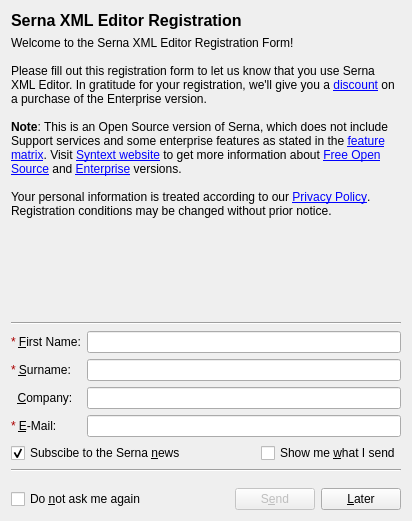
This is serna/core/qt/RegistrationDialogBase.ui in axmetishe/serna-free as Qt 5 draws it before an edit. The edited form follows.
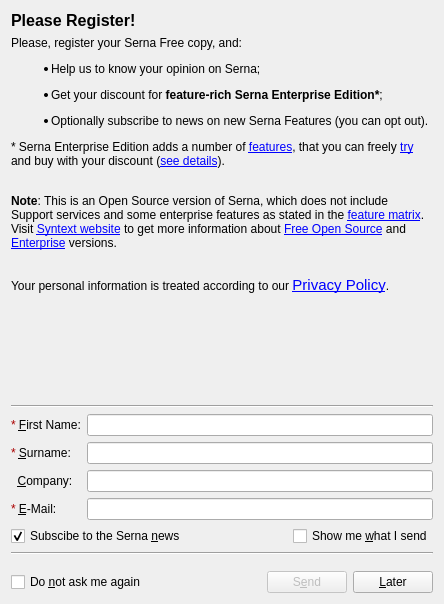
This is the edited form.

Commit message: Serna Free Registration dialog text updated; external links open by click enabled

What changed in the file:
```diff
--- a/serna/core/qt/RegistrationDialogBase.ui
+++ b/serna/core/qt/RegistrationDialogBase.ui
@@ -5,8 +5,8 @@
    <rect>
     <x>0</x>
     <y>0</y>
-    <width>412</width>
-    <height>521</height>
+    <width>444</width>
+    <height>604</height>
    </rect>
   </property>
   <property name="windowTitle" >
@@ -20,7 +20,7 @@
 &lt;html>&lt;head>&lt;meta name="qrichtext" content="1" />&lt;style type="text/css">
 p, li { white-space: pre-wrap; }
 &lt;/style>&lt;/head>&lt;body style=" font-family:'Sans Serif'; font-size:9pt; font-weight:400; font-style:normal;">
-&lt;p style=" margin-top:0px; margin-bottom:0px; margin-left:0px; margin-right:0px; -qt-block-indent:0; text-indent:0px;">&lt;span style=" font-size:12pt; font-weight:600;">Serna XML Editor Registration&lt;/span>&lt;/p>&lt;/body>&lt;/html></string>
+&lt;p style=" margin-top:0px; margin-bottom:0px; margin-left:0px; margin-right:0px; -qt-block-indent:0; text-indent:0px;">&lt;span style=" font-size:12pt; font-weight:600;">Please Register!&lt;/span>&lt;/p>&lt;/body>&lt;/html></string>
      </property>
      <property name="alignment" >
       <set>Qt::AlignLeading|Qt::AlignLeft|Qt::AlignTop</set>
@@ -40,10 +40,14 @@
 &lt;html>&lt;head>&lt;meta name="qrichtext" content="1" />&lt;style type="text/css">
 p, li { white-space: pre-wrap; }
 &lt;/style>&lt;/head>&lt;body style=" font-family:'Sans Serif'; font-size:9pt; font-weight:400; font-style:normal;">
-&lt;p style=" margin-top:0px; margin-bottom:0px; margin-left:0px; margin-right:0px; -qt-block-indent:0; text-indent:0px;">Welcome to the Serna XML Editor Registration Form!&lt;br />&lt;br />Please fill out this registration form to let us know that you use Serna XML Editor. In gratitude for your registration, we'll give you a &lt;a href="http://www.syntext.com/shop/promotions/">&lt;span style=" text-decoration: underline; color:#0000ff;">discount&lt;/span>&lt;/a> on a purchase of the Enterprise version.&lt;/p>
-&lt;p style=" margin-top:0px; margin-bottom:0px; margin-left:0px; margin-right:0px; -qt-block-indent:0; text-indent:0px;">&lt;br />&lt;span style=" font-weight:600;">Note&lt;/span>: This is an Open Source version of Serna, which does not include Support services and some enterprise features as stated in the &lt;a href="http://www.syntext.com/products/serna-feature-matrix/">&lt;span style=" text-decoration: underline; color:#0000ff;">feature matrix&lt;/span>&lt;/a>. Visit &lt;a href="http://www.syntext.com/">&lt;span style=" text-decoration: underline; color:#0000ff;">Syntext website&lt;/span>&lt;/a> to get more information about &lt;a href="http://www.syntext.com/products/serna-free/">&lt;span style=" text-decoration: underline; color:#0000ff;">Free Open Source&lt;/span>&lt;/a> and &lt;a href="http://www.syntext.com/products/serna/">&lt;span style=" text-decoration: underline; color:#0000ff;">Enterprise&lt;/span>&lt;/a> versions.&lt;/p>
+&lt;p style=" margin-top:0px; margin-bottom:0px; margin-left:0px; margin-right:0px; -qt-block-indent:0; text-indent:0px;">Please, register your Serna Free copy, and:&lt;/p>
+&lt;ul style="-qt-list-indent: 1;">&lt;li style=" margin-top:12px; margin-bottom:12px; margin-left:0px; margin-right:0px; -qt-block-indent:0; text-indent:0px;">Help us to know your opinion on Serna;&lt;/li>
+&lt;li style=" margin-top:12px; margin-bottom:12px; margin-left:0px; margin-right:0px; -qt-block-indent:0; text-indent:0px;">Get your discount for &lt;span style=" font-weight:600;">feature-rich Serna Enterprise Edition*&lt;/span>;&lt;/li>
+&lt;li style=" margin-top:12px; margin-bottom:12px; margin-left:0px; margin-right:0px; -qt-block-indent:0; text-indent:0px;">Optionally subscribe to news on new Serna Features (you can opt out).&lt;/li>&lt;/ul>
+&lt;p style=" margin-top:12px; margin-bottom:12px; margin-left:0px; margin-right:0px; -qt-block-indent:0; text-indent:0px;">* Serna Enterprise Edition adds a number of &lt;a href="http://www.syntext.com/products/serna-feature-matrix/">&lt;span style=" text-decoration: underline; color:#0000ff;">features&lt;/span>&lt;/a>, that you can freely &lt;a href="http://cms.syntext.com/index/trial/input">&lt;span style=" text-decoration: underline; color:#0000ff;">try&lt;/span>&lt;/a> and buy with your discount (&lt;a href="http://www.syntext.com/shop/promotions/">&lt;span style=" text-decoration: underline; color:#0000ff;">see details&lt;/span>&lt;/a>).&lt;/p>
+&lt;p style=" margin-top:12px; margin-bottom:12px; margin-left:0px; margin-right:0px; -qt-block-indent:0; text-indent:0px;">&lt;br />&lt;span style=" font-weight:600;">Note&lt;/span>: This is an Open Source version of Serna, which does not include Support services and some enterprise features as stated in the &lt;a href="http://www.syntext.com/products/serna-feature-matrix/">&lt;span style=" text-decoration: underline; color:#0000ff;">feature matrix&lt;/span>&lt;/a>. Visit &lt;a href="http://www.syntext.com/">&lt;span style=" text-decoration: underline; color:#0000ff;">Syntext website&lt;/span>&lt;/a> to get more information about &lt;a href="http://www.syntext.com/products/serna-free/">&lt;span style=" text-decoration: underline; color:#0000ff;">Free Open Source&lt;/span>&lt;/a> and &lt;a href="http://www.syntext.com/products/serna/">&lt;span style=" text-decoration: underline; color:#0000ff;">Enterprise&lt;/span>&lt;/a> versions.&lt;/p>
 &lt;p style="-qt-paragraph-type:empty; margin-top:0px; margin-bottom:0px; margin-left:0px; margin-right:0px; -qt-block-indent:0; text-indent:0px;">&lt;/p>
-&lt;p style=" margin-top:0px; margin-bottom:0px; margin-left:0px; margin-right:0px; -qt-block-indent:0; text-indent:0px;">Your personal information is treated according to our &lt;a href="http://www.syntext.com/about/privacy/">&lt;span style=" text-decoration: underline; color:#0000ff;">Privacy Policy&lt;/span>&lt;/a>.  Registration conditions may be changed without prior notice.&lt;/p>&lt;/body>&lt;/html></string>
+&lt;p style=" margin-top:0px; margin-bottom:0px; margin-left:0px; margin-right:0px; -qt-block-indent:0; text-indent:0px;">Your personal information is treated according to our &lt;a href="http://www.syntext.com/about/privacy/">&lt;span style=" font-size:11pt; text-decoration: underline; color:#0000ff;">Privacy Policy&lt;/span>&lt;/a>. &lt;/p>&lt;/body>&lt;/html></string>
      </property>
      <property name="textFormat" >
       <enum>Qt::RichText</enum>
```
Left out of the diff: 5 changed lines with no effect on the pictures.
